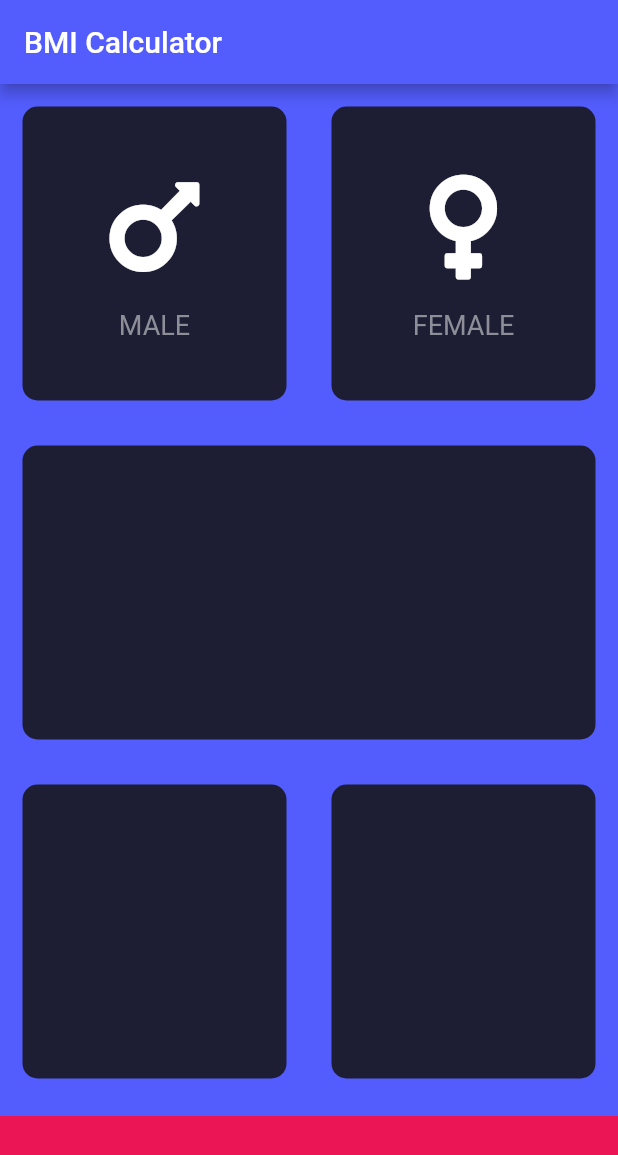
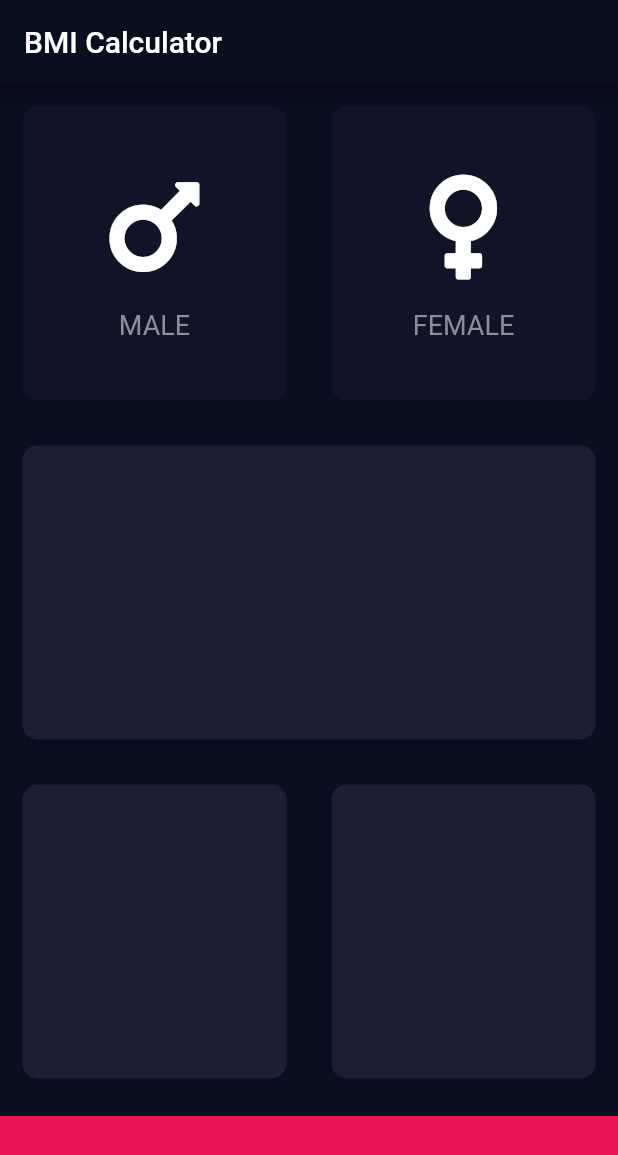
Before and after one commit to ViktorVarsano/Body-Mass-Index-Calculator, a Flutter app: the screen it shows after launch, on a phone screen of 412 x 824 dp. Shown: the top 1155 px of the screen. Run offline on Flutter 3.47's test engine with Material 2 defaults, Android fonts, the phone set to English and light mode, and no system bars; our stand-ins replace font_awesome_flutter.

```diff
--- a/lib/input_page.dart
+++ b/lib/input_page.dart
@@ -7,6 +7,7 @@ import 'reusable_card.dart';
 
 const bottomContainerHeight = 80.0;
 const activeCardColour = Color(0xFF1D1E33);
+const inactiveCardColour = Color(0xFF111328);
 const bottomContainerColour = Color(0xFFEB1555);
 
 class InputPage extends StatefulWidget {
@@ -15,6 +16,31 @@ class InputPage extends StatefulWidget {
 }
 
 class _InputPageState extends State<InputPage> {
+  Color maleCardColour = inactiveCardColour;
+  Color femaleCardColour = inactiveCardColour;
+
+  //1 = Male, 2 = Female
+  void updateColour(int gender) {
+    //male card pressed
+    if (gender == 1) {
+      if (maleCardColour == inactiveCardColour) {
+        maleCardColour = activeCardColour;
+        femaleCardColour = inactiveCardColour;
+      } else {
+        maleCardColour = inactiveCardColour;
+      }
+    }
+    //female card pressed
+    if (gender == 2) {
+      if (femaleCardColour == inactiveCardColour) {
+        femaleCardColour = activeCardColour;
+        maleCardColour = inactiveCardColour;
+      } else {
+        femaleCardColour = inactiveCardColour;
+      }
+    }
+  }
+
   @override
   Widget build(BuildContext context) {
     return Scaffold(
@@ -27,22 +53,37 @@ class _InputPageState extends State<InputPage> {
               child: Row(
             children: <Widget>[
               Expanded(
+                child: GestureDetector(
+                  onTap: () {
+                    setState(() {
+                      updateColour(1);
+                    });
+                  },
                   child: ReusableCard(
-                  colour: activeCardColour,
+                    colour: maleCardColour,
                     cardChild: IconContent(
                       icon: FontAwesomeIcons.mars,
                       label: 'MALE',
                     ),
                   ),
                 ),
+              ),
               Expanded(
+                child: GestureDetector(
+                  onTap: () {
+                    setState(() {
+                      updateColour(2);
+                    });
+                  },
                   child: ReusableCard(
-                colour: activeCardColour,
+                    colour: femaleCardColour,
                     cardChild: IconContent(
                       icon: FontAwesomeIcons.venus,
                       label: 'FEMALE',
                     ),
-              )),
+                  ),
+                ),
+              ),
             ],
           )),
           Expanded(
--- a/lib/main.dart
+++ b/lib/main.dart
@@ -10,8 +10,8 @@ class BMICalculator extends StatelessWidget {
   Widget build(BuildContext context) {
     return MaterialApp(
       theme: ThemeData.dark().copyWith(
-        primaryColor: Color(0xFF535DFE),
-        scaffoldBackgroundColor: Color(0xFF535DFE),
+        primaryColor: Color(0xFF0A0E21),
+        scaffoldBackgroundColor: Color(0xFF0A0E21),
       ),
       home: InputPage(),
     );
```
Lines whose indentation alone changed are shown as unchanged.
